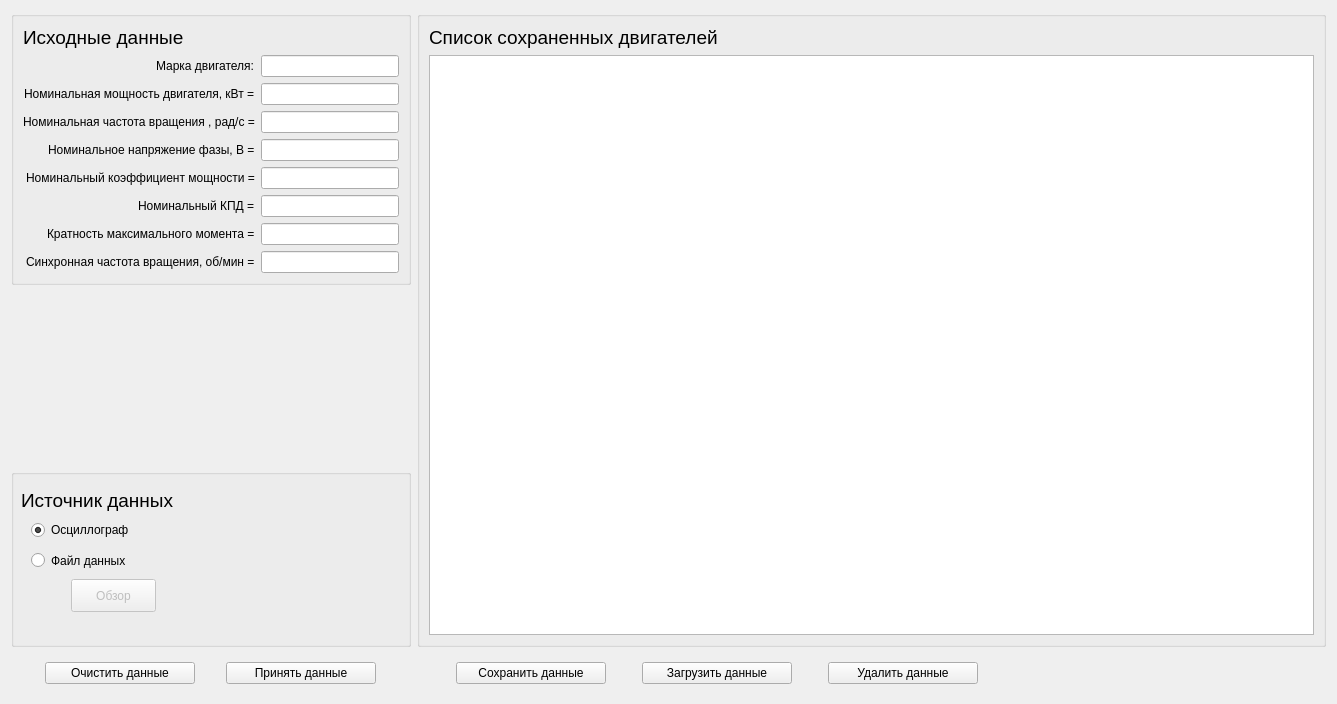
The window that untitled/datas.ui (Ivanos121/ImView) describes before a commit, drawn with Qt 5.
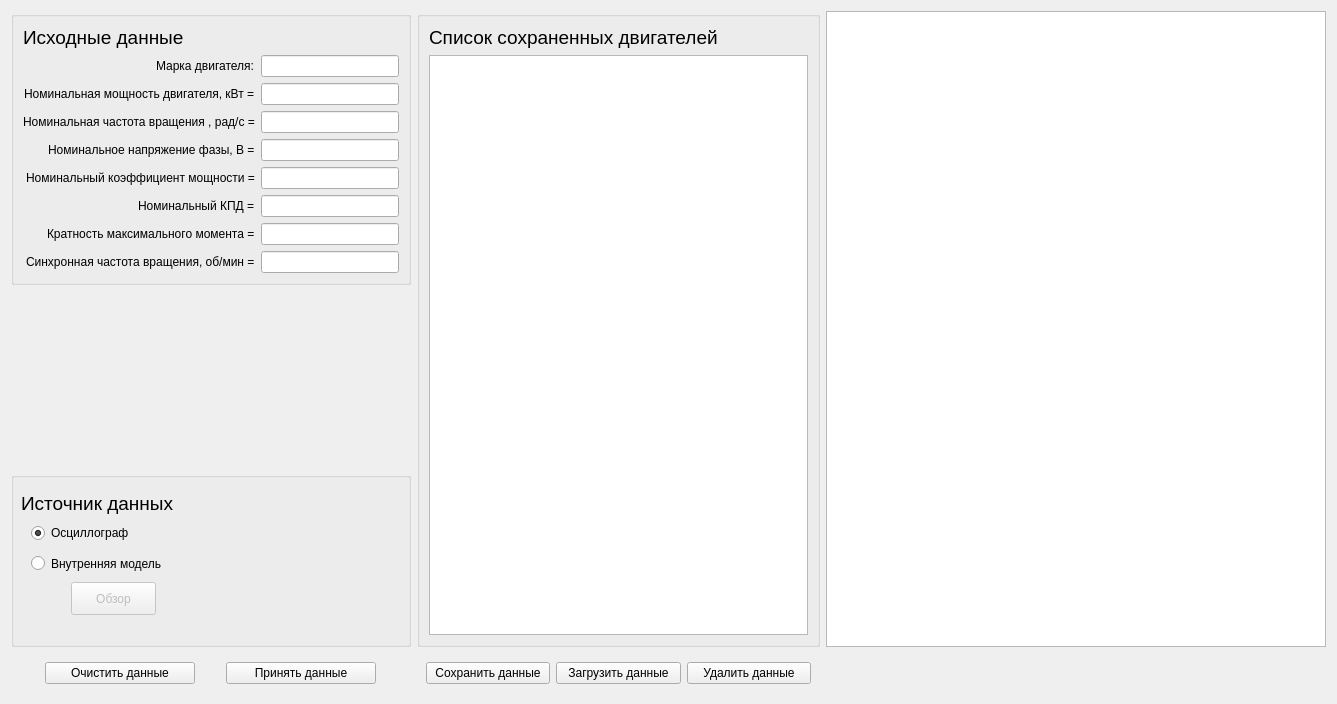
The same window after the commit.

Diff of the .ui file:
```diff
--- a/untitled/datas.ui
+++ b/untitled/datas.ui
@@ -14,80 +14,6 @@
    <string>Form</string>
   </property>
   <layout class="QGridLayout" name="gridLayout_2">
-   <item row="2" column="0">
-    <widget class="QGroupBox" name="groupBox_3">
-     <property name="minimumSize">
-      <size>
-       <width>400</width>
-       <height>0</height>
-      </size>
-     </property>
-     <widget class="QRadioButton" name="radioButton">
-      <property name="geometry">
-       <rect>
-        <x>20</x>
-        <y>50</y>
-        <width>141</width>
-        <height>22</height>
-       </rect>
-      </property>
-      <property name="text">
-       <string>Осциллограф</string>
-      </property>
-      <property name="checked">
-       <bool>true</bool>
-      </property>
-      <attribute name="buttonGroup">
-       <string notr="true">buttonGroup</string>
-      </attribute>
-     </widget>
-     <widget class="QLabel" name="label_10">
-      <property name="geometry">
-       <rect>
-        <x>10</x>
-        <y>20</y>
-        <width>384</width>
-        <height>23</height>
-       </rect>
-      </property>
-      <property name="text">
-       <string>&lt;html&gt;&lt;head/&gt;&lt;body&gt;&lt;p&gt;&lt;span style=&quot; font-size:14pt;&quot;&gt;Источник данных&lt;/span&gt;&lt;/p&gt;&lt;/body&gt;&lt;/html&gt;</string>
-      </property>
-     </widget>
-     <widget class="QRadioButton" name="radioButton_2">
-      <property name="geometry">
-       <rect>
-        <x>20</x>
-        <y>80</y>
-        <width>141</width>
-        <height>23</height>
-       </rect>
-      </property>
-      <property name="text">
-       <string>Файл данных</string>
-      </property>
-      <attribute name="buttonGroup">
-       <string notr="true">buttonGroup</string>
-      </attribute>
-     </widget>
-     <widget class="QPushButton" name="pushButton_5">
-      <property name="enabled">
-       <bool>false</bool>
-      </property>
-      <property name="geometry">
-       <rect>
-        <x>60</x>
-        <y>110</y>
-        <width>85</width>
-        <height>33</height>
-       </rect>
-      </property>
-      <property name="text">
-       <string>Обзор</string>
-      </property>
-     </widget>
-    </widget>
-   </item>
    <item row="0" column="0">
     <widget class="QGroupBox" name="groupBox">
      <property name="enabled">
@@ -244,7 +170,81 @@
      </layout>
     </widget>
    </item>
-   <item row="0" column="1" rowspan="3">
+   <item row="2" column="0">
+    <widget class="QGroupBox" name="groupBox_3">
+     <property name="minimumSize">
+      <size>
+       <width>400</width>
+       <height>0</height>
+      </size>
+     </property>
+     <widget class="QRadioButton" name="radioButton">
+      <property name="geometry">
+       <rect>
+        <x>20</x>
+        <y>50</y>
+        <width>141</width>
+        <height>22</height>
+       </rect>
+      </property>
+      <property name="text">
+       <string>Осциллограф</string>
+      </property>
+      <property name="checked">
+       <bool>true</bool>
+      </property>
+      <attribute name="buttonGroup">
+       <string notr="true">buttonGroup</string>
+      </attribute>
+     </widget>
+     <widget class="QLabel" name="label_10">
+      <property name="geometry">
+       <rect>
+        <x>10</x>
+        <y>20</y>
+        <width>384</width>
+        <height>23</height>
+       </rect>
+      </property>
+      <property name="text">
+       <string>&lt;html&gt;&lt;head/&gt;&lt;body&gt;&lt;p&gt;&lt;span style=&quot; font-size:14pt;&quot;&gt;Источник данных&lt;/span&gt;&lt;/p&gt;&lt;/body&gt;&lt;/html&gt;</string>
+      </property>
+     </widget>
+     <widget class="QRadioButton" name="radioButton_2">
+      <property name="geometry">
+       <rect>
+        <x>20</x>
+        <y>80</y>
+        <width>171</width>
+        <height>23</height>
+       </rect>
+      </property>
+      <property name="text">
+       <string>Внутренняя модель</string>
+      </property>
+      <attribute name="buttonGroup">
+       <string notr="true">buttonGroup</string>
+      </attribute>
+     </widget>
+     <widget class="QPushButton" name="pushButton_5">
+      <property name="enabled">
+       <bool>false</bool>
+      </property>
+      <property name="geometry">
+       <rect>
+        <x>60</x>
+        <y>110</y>
+        <width>85</width>
+        <height>33</height>
+       </rect>
+      </property>
+      <property name="text">
+       <string>Обзор</string>
+      </property>
+     </widget>
+    </widget>
+   </item>
+   <item row="0" column="2" rowspan="3">
     <widget class="QGroupBox" name="groupBox_2">
      <layout class="QVBoxLayout" name="verticalLayout">
       <item>
@@ -260,57 +260,6 @@
      </layout>
     </widget>
    </item>
-   <item row="3" column="1">
-    <widget class="QWidget" name="widget_2" native="true">
-     <property name="maximumSize">
-      <size>
-       <width>600</width>
-       <height>40</height>
-      </size>
-     </property>
-     <layout class="QHBoxLayout" name="horizontalLayout_2">
-      <item>
-       <widget class="QPushButton" name="pushButton_3">
-        <property name="maximumSize">
-         <size>
-          <width>150</width>
-          <height>16777215</height>
-         </size>
-        </property>
-        <property name="text">
-         <string>Сохранить данные</string>
-        </property>
-       </widget>
-      </item>
-      <item>
-       <widget class="QPushButton" name="pushButton_4">
-        <property name="maximumSize">
-         <size>
-          <width>150</width>
-          <height>16777215</height>
-         </size>
-        </property>
-        <property name="text">
-         <string>Загрузить данные</string>
-        </property>
-       </widget>
-      </item>
-      <item>
-       <widget class="QPushButton" name="pushButton_6">
-        <property name="maximumSize">
-         <size>
-          <width>150</width>
-          <height>16777215</height>
-         </size>
-        </property>
-        <property name="text">
-         <string>Удалить данные</string>
-        </property>
-       </widget>
-      </item>
-     </layout>
-    </widget>
-   </item>
    <item row="3" column="0">
     <widget class="QWidget" name="widget" native="true">
      <property name="maximumSize">
@@ -364,6 +313,73 @@
    <item row="1" column="0">
     <layout class="QVBoxLayout" name="verticalLayout_2"/>
    </item>
+   <item row="3" column="2">
+    <widget class="QWidget" name="widget_2" native="true">
+     <property name="maximumSize">
+      <size>
+       <width>600</width>
+       <height>40</height>
+      </size>
+     </property>
+     <layout class="QHBoxLayout" name="horizontalLayout_2">
+      <item>
+       <widget class="QPushButton" name="pushButton_3">
+        <property name="maximumSize">
+         <size>
+          <width>150</width>
+          <height>16777215</height>
+         </size>
+        </property>
+        <property name="text">
+         <string>Сохранить данные</string>
+        </property>
+       </widget>
+      </item>
+      <item>
+       <widget class="QPushButton" name="pushButton_4">
+        <property name="maximumSize">
+         <size>
+          <width>150</width>
+          <height>16777215</height>
+         </size>
+        </property>
+        <property name="text">
+         <string>Загрузить данные</string>
+        </property>
+       </widget>
+      </item>
+      <item>
+       <widget class="QPushButton" name="pushButton_6">
+        <property name="maximumSize">
+         <size>
+          <width>150</width>
+          <height>16777215</height>
+         </size>
+        </property>
+        <property name="text">
+         <string>Удалить данные</string>
+        </property>
+       </widget>
+      </item>
+     </layout>
+    </widget>
+   </item>
+   <item row="0" column="3" rowspan="3">
+    <widget class="QListView" name="listView">
+     <property name="sizePolicy">
+      <sizepolicy hsizetype="Fixed" vsizetype="Expanding">
+       <horstretch>0</horstretch>
+       <verstretch>0</verstretch>
+      </sizepolicy>
+     </property>
+     <property name="minimumSize">
+      <size>
+       <width>500</width>
+       <height>0</height>
+      </size>
+     </property>
+    </widget>
+   </item>
   </layout>
  </widget>
  <tabstops>
```
